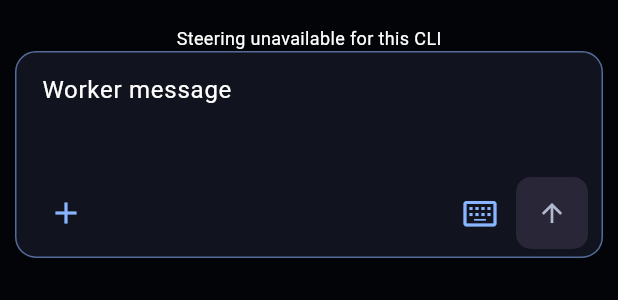
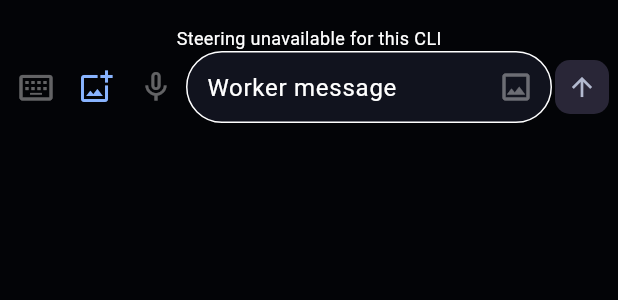
Before and after one commit to YeerooXY/agentdock, a Flutter app: the ConsoleChatPanel widget shown alone on an empty page, opened directly with empty values, on a phone screen of 412 x 824 dp. Shown: the top 300 px of the screen. Run offline on Flutter 3.47's test engine with Material 3 defaults, Android fonts, the phone set to English and light mode, and no system bars; our stand-ins replace flutter_markdown_plus, flutter_secure_storage; missing offline and left inert: mobile_scanner, xterm; accounts and stored records are empty.

Commit message:
Paddock preview.42: Messenger-style phone composer, latest image and dictation

```diff
--- a/mobile/lib/features/console/console_composer.dart
+++ b/mobile/lib/features/console/console_composer.dart
@@ -11,7 +11,7 @@ import 'attachment_controller.dart';
 import 'composer_controller.dart';
 
 /// The reply box below a console: message controls,
-/// screenshot offer, notices and the message field.
+/// latest-image shortcut, notices and the message field.
 class ConsoleChatPanel extends StatelessWidget {
   const ConsoleChatPanel({
     super.key,
@@ -24,6 +24,7 @@ class ConsoleChatPanel extends StatelessWidget {
     required this.onAttach,
     required this.onAttachRecent,
     required this.onSend,
+    required this.onDictate,
   });
 
   final DockClient client;
@@ -36,27 +37,19 @@ class ConsoleChatPanel extends StatelessWidget {
   /// `files` or `image`.
   final ValueChanged<String> onAttach;
 
-  /// Attaches the offered recent screenshot.
+  /// Attaches the latest accessible phone image.
   final VoidCallback onAttachRecent;
-  final VoidCallback onSend;
+  final VoidCallback onSend, onDictate;
 
   @override
   Widget build(BuildContext context) {
     final c = client;
     final typed = Session.fromJson(session);
-    final sending = composer.sending;
+    final sending = composer.sending || composer.dictating;
     final steering = typed.consoleCapabilities?['steering'] == true;
     return Column(
       mainAxisSize: MainAxisSize.min,
       children: [
-        if (attachments.recentShot case final shot?)
-          _RecentShotChip(
-            shot: shot,
-            onPressed: c.connected && !sending && !attachments.attaching
-                ? onAttachRecent
-                : null,
-            onDeleted: () => attachments.dismiss(shot['id'] as int),
-          ),
         if (composer.draftKey case final key?)
           if (c.drafts.lastSent(key).isNotEmpty)
             Padding(
@@ -133,6 +126,9 @@ class ConsoleChatPanel extends StatelessWidget {
               !attachments.attaching &&
               typed.taskId == null,
           onAttach: onAttach,
+          attachments: attachments,
+          onAttachRecent: onAttachRecent,
+          onDictate: !sending && c.connected ? onDictate : null,
           onSend:
               c.connected &&
                   !sending &&
@@ -177,53 +173,15 @@ class _ModelEffortMenu extends StatelessWidget {
         if (selection.effort != null) effortLabel(selection.effort!),
         if (selection.pending) '(selected)',
       ].join('  ');
-      return Tooltip(
-        message: 'Model and effort',
-        child: TextButton(
+      return Semantics(
+        label: label,
+        child: IconButton(
+          tooltip: 'Model and effort',
           onPressed: enabled ? () => onSelected('Model') : null,
-          child: Text(label, maxLines: 2, overflow: TextOverflow.ellipsis),
+          icon: const Icon(Icons.tune),
         ),
       );
     },
-  );
-}
-
-class _RecentShotChip extends StatelessWidget {
-  const _RecentShotChip({
-    required this.shot,
-    required this.onPressed,
-    required this.onDeleted,
-  });
-  final Map shot;
-  final VoidCallback? onPressed;
-  final VoidCallback onDeleted;
-
-  @override
-  Widget build(BuildContext context) => Padding(
-    padding: const EdgeInsets.fromLTRB(12, 0, 12, 6),
-    child: Align(
-      alignment: Alignment.centerLeft,
-      child: InputChip(
-        key: const ValueKey('recent-screenshot'),
-        avatar: shot['thumbnail'] is Uint8List
-            ? ClipRRect(
-                borderRadius: BorderRadius.circular(4),
-                child: Image.memory(
-                  shot['thumbnail'] as Uint8List,
-                  fit: BoxFit.cover,
-                  gaplessPlayback: true,
-                ),
-              )
-            : const Icon(Icons.screenshot_outlined),
-        label: Text(
-          'Attach screenshot, ${TimeOfDay.fromDateTime(DateTime.fromMillisecondsSinceEpoch(shot['at'] as int)).format(context)}',
-          overflow: TextOverflow.ellipsis,
-        ),
-        onPressed: onPressed,
-        deleteButtonTooltipMessage: 'Dismiss',
-        onDeleted: onDeleted,
-      ),
-    ),
   );
 }
 
@@ -238,6 +196,9 @@ class _ComposerField extends StatelessWidget {
     required this.onSend,
     required this.onTerminalKeys,
     required this.onLiveControls,
+    required this.attachments,
+    required this.onAttachRecent,
+    required this.onDictate,
   });
   final Session session;
   final Map<String, dynamic> sessionMap;
@@ -245,56 +206,39 @@ class _ComposerField extends StatelessWidget {
   final ComposerController composer;
   final bool attachEnabled;
   final ValueChanged<String> onAttach, onLiveControls;
-  final VoidCallback? onSend, onTerminalKeys;
+  final VoidCallback? onSend, onTerminalKeys, onDictate;
+  final VoidCallback onAttachRecent;
+  final AttachmentController attachments;
 
   @override
   Widget build(BuildContext context) => Padding(
-    padding: const EdgeInsets.fromLTRB(10, 0, 10, 10),
-    child: ListenableBuilder(
-      listenable: composer.focus,
-      builder: (context, _) => InputDecorator(
-        key: const ValueKey('reply-box'),
-        isFocused: composer.focus.hasFocus,
-        decoration: const InputDecoration(contentPadding: EdgeInsets.all(6)),
-        child: Column(
-          mainAxisSize: MainAxisSize.min,
-          children: [
-            ConstrainedBox(
-              constraints: BoxConstraints(
-                maxHeight: min(
-                  MediaQuery.textScalerOf(context).scale(16) * 1.4 * 8.5 + 24,
-                  max(96, MediaQuery.sizeOf(context).height * .35),
+    padding: const EdgeInsets.fromLTRB(4, 0, 4, 8),
+    child: IconButtonTheme(
+      data: IconButtonThemeData(
+        style: IconButton.styleFrom(
+          minimumSize: const Size(40, 48),
+          maximumSize: const Size(40, 48),
+          padding: EdgeInsets.zero,
+          tapTargetSize: MaterialTapTargetSize.shrinkWrap,
+          foregroundColor: blue,
         ),
       ),
-              child: TextField(
-                controller: composer.editor,
-                scrollController: composer.scroll,
-                focusNode: composer.focus,
-                onChanged: (_) => composer.edited(),
-                minLines: 3,
-                maxLines: null,
-                style: const TextStyle(fontSize: 16, height: 1.4),
-                textInputAction: TextInputAction.newline,
-                autocorrect: false,
-                enableSuggestions: false,
-                decoration: InputDecoration(
-                  hintText: session.taskId != null
-                      ? 'Worker message'
-                      : 'Message',
-                  contentPadding: const EdgeInsets.fromLTRB(8, 8, 8, 4),
-                  filled: false,
-                  border: InputBorder.none,
-                  enabledBorder: InputBorder.none,
-                  focusedBorder: InputBorder.none,
+      child: Row(
+        crossAxisAlignment: CrossAxisAlignment.end,
+        children: [
+          IconButton(
+            tooltip: 'Terminal keys',
+            onPressed: onTerminalKeys,
+            icon: const Icon(Icons.keyboard_alt_outlined),
           ),
-              ),
-            ),
-            Row(
-              crossAxisAlignment: CrossAxisAlignment.center,
-              children: [
-                PopupMenuButton<String>(
+          SizedBox(
+            width: 40,
+            height: 48,
+            child: PopupMenuButton<String>(
               tooltip: 'Attach',
-                  icon: Icon(Icons.add, color: blue),
+              padding: EdgeInsets.zero,
+              constraints: const BoxConstraints(minWidth: 40, minHeight: 48),
+              icon: Icon(Icons.add_photo_alternate_outlined, color: blue),
               enabled: attachEnabled,
               onSelected: onAttach,
               itemBuilder: (_) => [
@@ -308,29 +252,125 @@ class _ComposerField extends StatelessWidget {
                   ),
               ],
             ),
-                Expanded(
-                  child: _ModelEffortMenu(
+          ),
+          _ModelEffortMenu(
             client: client,
             session: sessionMap,
-                    enabled: client.connected && !composer.sending,
+            enabled:
+                client.connected && !composer.sending && !composer.dictating,
             onSelected: onLiveControls,
+          ),
+          IconButton(
+            tooltip: 'Dictate',
+            onPressed: onDictate,
+            icon: Icon(composer.dictating ? Icons.mic : Icons.mic_none),
+          ),
+          Expanded(
+            child: ListenableBuilder(
+              listenable: composer.focus,
+              builder: (context, _) => InputDecorator(
+                key: const ValueKey('reply-box'),
+                isFocused: composer.focus.hasFocus,
+                decoration: InputDecoration(
+                  contentPadding: const EdgeInsets.only(left: 10),
+                  border: OutlineInputBorder(
+                    borderRadius: BorderRadius.circular(24),
+                  ),
+                  enabledBorder: OutlineInputBorder(
+                    borderRadius: BorderRadius.circular(24),
+                    borderSide: BorderSide(
+                      color: Theme.of(context).dividerColor,
+                    ),
+                  ),
+                  focusedBorder: OutlineInputBorder(
+                    borderRadius: BorderRadius.circular(24),
+                    borderSide: BorderSide(color: blue),
+                  ),
+                ),
+                child: Row(
+                  crossAxisAlignment: CrossAxisAlignment.end,
+                  children: [
+                    Expanded(
+                      child: ConstrainedBox(
+                        constraints: BoxConstraints(
+                          maxHeight: min(
+                            MediaQuery.textScalerOf(context).scale(16) *
+                                    1.4 *
+                                    8.5 +
+                                24,
+                            max(96, MediaQuery.sizeOf(context).height * .35),
+                          ),
+                        ),
+                        child: TextField(
+                          controller: composer.editor,
+                          scrollController: composer.scroll,
+                          focusNode: composer.focus,
+                          onChanged: (_) => composer.edited(),
+                          minLines: 1,
+                          maxLines: null,
+                          style: const TextStyle(fontSize: 16, height: 1.4),
+                          textInputAction: TextInputAction.newline,
+                          autocorrect: false,
+                          enableSuggestions: false,
+                          decoration: InputDecoration(
+                            hintText: session.taskId != null
+                                ? 'Worker message'
+                                : 'Message',
+                            hintMaxLines: 1,
+                            contentPadding: const EdgeInsets.symmetric(
+                              vertical: 12,
+                            ),
+                            filled: false,
+                            border: InputBorder.none,
+                            enabledBorder: InputBorder.none,
+                            focusedBorder: InputBorder.none,
+                          ),
+                        ),
                       ),
                     ),
                     IconButton(
-                  tooltip: 'Terminal keys',
-                  onPressed: onTerminalKeys,
-                  icon: Icon(Icons.keyboard_alt_outlined, color: blue),
+                      key: const ValueKey('latest-image'),
+                      tooltip: 'Attach latest phone image',
+                      onPressed:
+                          attachEnabled &&
+                              session.remote == null &&
+                              attachments.supported
+                          ? onAttachRecent
+                          : null,
+                      icon: attachments.latestImage?['thumbnail'] is Uint8List
+                          ? ClipRRect(
+                              borderRadius: BorderRadius.circular(6),
+                              child: Image.memory(
+                                attachments.latestImage!['thumbnail']
+                                    as Uint8List,
+                                width: 28,
+                                height: 28,
+                                fit: BoxFit.cover,
+                                gaplessPlayback: true,
+                                errorBuilder: (_, _, _) =>
+                                    const Icon(Icons.image_outlined),
                               ),
-                DockSendButton(
-                  compact: true,
-                  onPressed: onSend,
-                  sending: composer.sending,
-                ),
-              ],
+                            )
+                          : const Icon(Icons.image_outlined),
                     ),
                   ],
                 ),
               ),
             ),
+          ),
+          SizedBox(
+            width: 40,
+            height: 48,
+            child: Center(
+              child: DockSendButton(
+                compact: true,
+                onPressed: onSend,
+                sending: composer.sending,
+              ),
+            ),
+          ),
+        ],
+      ),
+    ),
   );
 }
--- a/mobile/pubspec.yaml
+++ b/mobile/pubspec.yaml
@@ -1,7 +1,7 @@
 name: agent_dock_mobile
 description: A private Android companion for Paddock terminals and results.
 publish_to: 'none'
-version: 0.6.0-preview.41+41
+version: 0.6.0-preview.42+42
 
 environment:
   sdk: ^3.13.5
--- a/package.json
+++ b/package.json
@@ -1,7 +1,7 @@
 {
   "name": "paddock",
   "productName": "Paddock",
-  "version": "0.6.0-preview.41",
+  "version": "0.6.0-preview.42",
   "private": true,
   "description": "A local desktop home for agent sessions, usage and API calls.",
   "main": "electron/main.cjs",
```
Also changed, not shown: mobile/lib/app/dock_home.dart (+6 -14 lines), mobile/lib/features/console/attachment_controller.dart (+30 -40 lines), mobile/lib/features/console/composer_controller.dart (+41 -1 lines), package-lock.json, 10 other files. Lines whose indentation alone changed are shown as unchanged.
